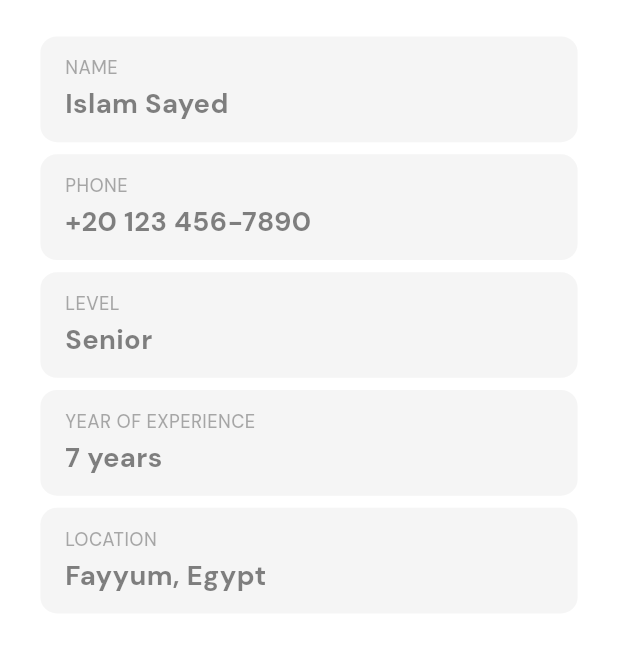
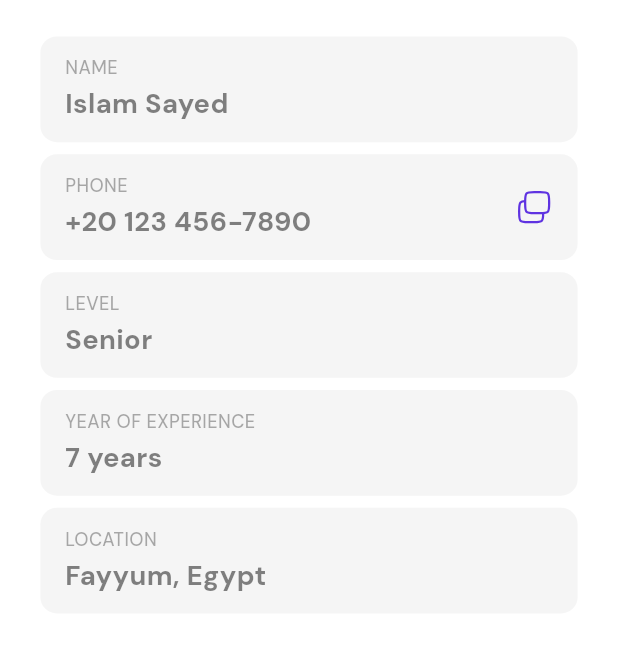
Before and after one commit to AbdelmoneamIsmael/joptask-abdelmoneam, a Flutter app: the ProfileScreen screen opened by its route, on a phone screen of 412 x 824 dp, the part 84-756 px from its top. Run offline on Flutter 3.47's test engine with Material 3 defaults, Android fonts, the phone set to English and light mode, and no system bars; our stand-ins replace country_code_picker, dotted_border, flutter_screenutil, flutter_svg, get_it, popover.

Commit message:
add copy feature

```diff
--- a/lib/core/utils/generator/app_icons.dart
+++ b/lib/core/utils/generator/app_icons.dart
@@ -9,4 +9,5 @@ abstract class AppIcons {
   static const String calendarIcon = 'assets/icons/calendar.svg';
   static const String priorityIcon = 'assets/icons/flag.svg';
   static const String addImage = 'assets/icons/add-image.svg';
+  static const String copyIcon = 'assets/icons/copyIcon.svg';
 }
--- a/lib/features/profile_screen/presentation/screens/profile_screen.dart
+++ b/lib/features/profile_screen/presentation/screens/profile_screen.dart
@@ -1,4 +1,5 @@
 import 'package:flutter/material.dart';
+import 'package:flutter/services.dart';
 import 'package:flutter_screenutil/flutter_screenutil.dart';
 import 'package:flutter_svg/svg.dart';
 import 'package:tasky_abdelmoneam/core/configuration/app_text_style.dart';
@@ -41,7 +42,19 @@ class ProfileScreen extends StatelessWidget {
                 name: 'NAME',
                 value: 'Islam Sayed',
               ),
-              const ProfileWidget(
+              ProfileWidget(
+                suffix: GestureDetector(
+                  onTap: () {
+                    Clipboard.setData(
+                      const ClipboardData(text: "01021016072"),
+                    ).then((_) {
+                      ScaffoldMessenger.of(context).showSnackBar(
+                        const SnackBar(content: Text('Copied to Clipboard!')),
+                      );
+                    });
+                  },
+                  child: SvgPicture.asset(AppIcons.copyIcon),
+                ),
                 name: 'PHONE',
                 value: '+20 123 456-7890',
               ),
--- a/lib/features/profile_screen/presentation/widgets/profile_widgets.dart
+++ b/lib/features/profile_screen/presentation/widgets/profile_widgets.dart
@@ -7,8 +7,10 @@ class ProfileWidget extends StatelessWidget {
     super.key,
     required this.name,
     required this.value,
+    this.suffix,
   });
   final String name, value;
+  final Widget? suffix;
 
   @override
   Widget build(BuildContext context) {
@@ -19,6 +21,10 @@ class ProfileWidget extends StatelessWidget {
         color: const Color(0xffF5F5F5),
         borderRadius: const BorderRadius.all(Radius.circular(10)).w,
       ),
+      child: Row(
+        spacing: 8.w,
+        children: [
+          Expanded(
             child: Column(
               crossAxisAlignment: CrossAxisAlignment.start,
               spacing: 4.h,
@@ -41,6 +47,10 @@ class ProfileWidget extends StatelessWidget {
                 ),
               ],
             ),
+          ),
+          if (suffix != null) suffix!,
+        ],
+      ),
     );
   }
 }
```
Also changed, not shown: assets/icons/copyIcon.svg (added). Lines whose indentation alone changed are shown as unchanged.
